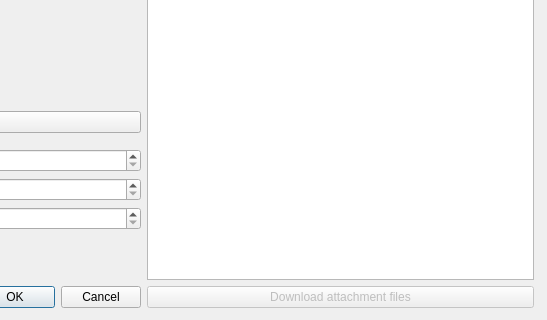
Above: src/advancedsettingswindow.ui from cinemaouvert/OPP before the change; both pictures show x 257 to 804 and y 193 to 513 of the 804 by 513 pixel window. Below: the same form after it.
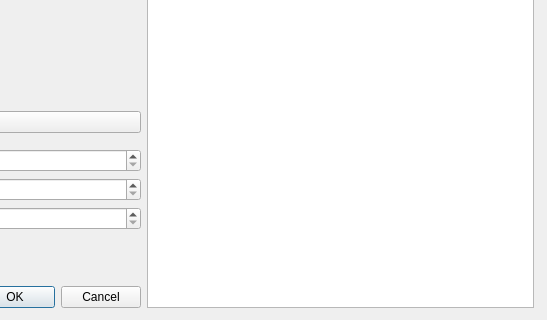
That is the form after the change. Icons and pictures are not drawn.

Commit message: advancedpicturesettingswindow and advancedsettingswindow interfaces

Diff of the .ui file:
```diff
--- a/src/advancedsettingswindow.ui
+++ b/src/advancedsettingswindow.ui
@@ -195,20 +195,6 @@
         <column/>
        </widget>
       </item>
-      <item>
-       <widget class="QPushButton" name="pushButton_attachment">
-        <property name="enabled">
-         <bool>false</bool>
-        </property>
-        <property name="text">
-         <string>Download attachment files</string>
-        </property>
-        <property name="icon">
-         <iconset resource="../images.qrc">
-          <normaloff>:/icons/resources/glyphicons/glyphicons_181_download_alt.png</normaloff>:/icons/resources/glyphicons/glyphicons_181_download_alt.png</iconset>
-        </property>
-       </widget>
-      </item>
      </layout>
     </item>
    </layout>
```
Left out of the diff: 10 changed lines with no effect on the pictures. The commit also changes 2 other files.
